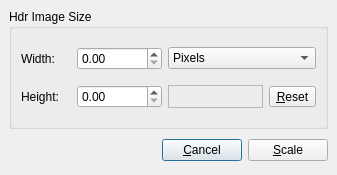
LuminanceHDR/LuminanceHDR, file src/Resize/ResizeDialog.ui: the form before one commit.
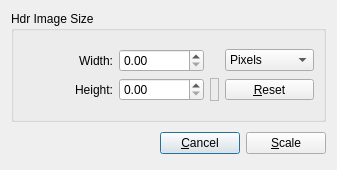
The form after the commit. Icons and pictures are not drawn.

Commit message: [icons-theme]: add more fallback icons

```diff
--- a/src/Resize/ResizeDialog.ui
+++ b/src/Resize/ResizeDialog.ui
@@ -7,9 +7,15 @@
     <x>0</x>
     <y>0</y>
     <width>337</width>
-    <height>175</height>
+    <height>170</height>
    </rect>
   </property>
+  <property name="sizePolicy">
+   <sizepolicy hsizetype="MinimumExpanding" vsizetype="MinimumExpanding">
+    <horstretch>0</horstretch>
+    <verstretch>0</verstretch>
+   </sizepolicy>
+  </property>
   <property name="windowTitle">
    <string>Scale Image</string>
   </property>
@@ -20,109 +26,42 @@
   <property name="modal">
    <bool>true</bool>
   </property>
-  <layout class="QVBoxLayout">
-   <property name="spacing">
-    <number>6</number>
-   </property>
-   <property name="leftMargin">
-    <number>9</number>
-   </property>
-   <property name="topMargin">
-    <number>9</number>
-   </property>
-   <property name="rightMargin">
-    <number>9</number>
-   </property>
-   <property name="bottomMargin">
-    <number>9</number>
-   </property>
-   <item>
+  <layout class="QGridLayout" name="gridLayout_3">
+   <item row="0" column="0">
     <widget class="QGroupBox" name="groupBox">
      <property name="title">
       <string>Hdr Image Size</string>
      </property>
-     <layout class="QVBoxLayout">
-      <property name="spacing">
-       <number>6</number>
-      </property>
-      <property name="leftMargin">
-       <number>9</number>
-      </property>
-      <property name="topMargin">
-       <number>9</number>
-      </property>
-      <property name="rightMargin">
-       <number>9</number>
-      </property>
-      <property name="bottomMargin">
-       <number>9</number>
-      </property>
-      <item>
-       <layout class="QHBoxLayout">
-        <property name="spacing">
-         <number>6</number>
-        </property>
-        <property name="leftMargin">
-         <number>0</number>
-        </property>
-        <property name="topMargin">
-         <number>0</number>
-        </property>
-        <property name="rightMargin">
-         <number>0</number>
-        </property>
-        <property name="bottomMargin">
-         <number>0</number>
-        </property>
-        <item>
-         <layout class="QHBoxLayout">
-          <property name="spacing">
-           <number>6</number>
+     <layout class="QGridLayout" name="gridLayout_2">
+      <item row="0" column="0">
+       <layout class="QGridLayout" name="gridLayout">
+        <item row="1" column="3">
+         <widget class="QToolButton" name="restoredefault">
+          <property name="enabled">
+           <bool>true</bool>
           </property>
-          <property name="leftMargin">
-           <number>0</number>
+          <property name="sizePolicy">
+           <sizepolicy hsizetype="MinimumExpanding" vsizetype="Fixed">
+            <horstretch>0</horstretch>
+            <verstretch>0</verstretch>
+           </sizepolicy>
           </property>
-          <property name="topMargin">
-           <number>0</number>
+          <property name="toolTip">
+           <string>Restore original size</string>
           </property>
-          <property name="rightMargin">
-           <number>0</number>
+          <property name="text">
+           <string>&amp;Reset</string>
           </property>
-          <property name="bottomMargin">
-           <number>0</number>
+          <property name="icon">
+           <iconset theme="edit-undo">
+            <normaloff>.</normaloff>.</iconset>
           </property>
-          <item>
-           <widget class="QLabel" name="label">
-            <property name="minimumSize">
-             <size>
-              <width>50</width>
-              <height>0</height>
-             </size>
-            </property>
-            <property name="text">
-             <string>Width:</string>
-            </property>
-           </widget>
-          </item>
-          <item>
-           <widget class="QDoubleSpinBox" name="widthSpinBox">
-            <property name="minimumSize">
-             <size>
-              <width>85</width>
-              <height>0</height>
-             </size>
-            </property>
-            <property name="maximumSize">
-             <size>
-              <width>85</width>
-              <height>16777215</height>
-             </size>
-            </property>
-           </widget>
-          </item>
-         </layout>
+          <property name="toolButtonStyle">
+           <enum>Qt::ToolButtonTextBesideIcon</enum>
+          </property>
+         </widget>
         </item>
-        <item>
+        <item row="0" column="3">
          <widget class="QComboBox" name="px_or_percentage">
           <property name="sizePolicy">
            <sizepolicy hsizetype="MinimumExpanding" vsizetype="Fixed">
@@ -145,86 +84,23 @@
           </item>
          </widget>
         </item>
-       </layout>
-      </item>
-      <item>
-       <layout class="QHBoxLayout">
-        <property name="spacing">
-         <number>6</number>
-        </property>
-        <property name="leftMargin">
-         <number>0</number>
-        </property>
-        <property name="topMargin">
-         <number>0</number>
-        </property>
-        <property name="rightMargin">
-         <number>0</number>
-        </property>
-        <property name="bottomMargin">
-         <number>0</number>
-        </property>
-        <item>
-         <layout class="QHBoxLayout">
-          <property name="spacing">
-           <number>6</number>
+        <item row="0" column="1">
+         <widget class="QDoubleSpinBox" name="widthSpinBox">
+          <property name="minimumSize">
+           <size>
+            <width>85</width>
+            <height>0</height>
+           </size>
           </property>
-          <property name="leftMargin">
-           <number>0</number>
+          <property name="maximumSize">
+           <size>
+            <width>85</width>
+            <height>16777215</height>
+           </size>
           </property>
-          <property name="topMargin">
-           <number>0</number>
-          </property>
-          <property name="rightMargin">
-           <number>0</number>
-          </property>
-          <property name="bottomMargin">
-           <number>0</number>
-          </property>
-          <item>
-           <widget class="QLabel" name="label_2">
-            <property name="sizePolicy">
-             <sizepolicy hsizetype="Fixed" vsizetype="Preferred">
-              <horstretch>0</horstretch>
-              <verstretch>0</verstretch>
-             </sizepolicy>
-            </property>
-            <property name="minimumSize">
-             <size>
-              <width>50</width>
-              <height>0</height>
-             </size>
-            </property>
-            <property name="text">
-             <string>Height:</string>
-            </property>
-           </widget>
-          </item>
-          <item>
-           <widget class="QDoubleSpinBox" name="heightSpinBox">
-            <property name="sizePolicy">
-             <sizepolicy hsizetype="Fixed" vsizetype="Fixed">
-              <horstretch>0</horstretch>
-              <verstretch>0</verstretch>
-             </sizepolicy>
-            </property>
-            <property name="minimumSize">
-             <size>
-              <width>85</width>
-              <height>0</height>
-             </size>
-            </property>
-            <property name="maximumSize">
-             <size>
-              <width>85</width>
-              <height>16777215</height>
-             </size>
-            </property>
-           </widget>
-          </item>
-         </layout>
+         </widget>
         </item>
-        <item>
+        <item row="1" column="2">
          <widget class="QLabel" name="sizepreview">
           <property name="toolTip">
            <string>Result size</string>
@@ -237,19 +113,69 @@
           </property>
          </widget>
         </item>
-        <item>
-         <widget class="QToolButton" name="restoredefault">
-          <property name="toolTip">
-           <string>Restore original size</string>
+        <item row="1" column="1">
+         <widget class="QDoubleSpinBox" name="heightSpinBox">
+          <property name="sizePolicy">
+           <sizepolicy hsizetype="Fixed" vsizetype="Fixed">
+            <horstretch>0</horstretch>
+            <verstretch>0</verstretch>
+           </sizepolicy>
           </property>
+          <property name="minimumSize">
+           <size>
+            <width>85</width>
+            <height>0</height>
+           </size>
+          </property>
+          <property name="maximumSize">
+           <size>
+            <width>85</width>
+            <height>16777215</height>
+           </size>
+          </property>
+         </widget>
+        </item>
+        <item row="1" column="0">
+         <widget class="QLabel" name="label_2">
+          <property name="sizePolicy">
+           <sizepolicy hsizetype="MinimumExpanding" vsizetype="Preferred">
+            <horstretch>0</horstretch>
+            <verstretch>0</verstretch>
+           </sizepolicy>
+          </property>
+          <property name="minimumSize">
+           <size>
+            <width>0</width>
+            <height>0</height>
+           </size>
+          </property>
           <property name="text">
-           <string>&amp;Reset</string>
+           <string>Height:</string>
           </property>
-          <property name="icon">
-           <iconset theme="edit-undo"/>
+          <property name="alignment">
+           <set>Qt::AlignRight|Qt::AlignTrailing|Qt::AlignVCenter</set>
           </property>
-          <property name="toolButtonStyle">
-           <enum>Qt::ToolButtonTextBesideIcon</enum>
+         </widget>
+        </item>
+        <item row="0" column="0">
+         <widget class="QLabel" name="label">
+          <property name="sizePolicy">
+           <sizepolicy hsizetype="MinimumExpanding" vsizetype="Preferred">
+            <horstretch>0</horstretch>
+            <verstretch>0</verstretch>
+           </sizepolicy>
+          </property>
+          <property name="minimumSize">
+           <size>
+            <width>0</width>
+            <height>0</height>
+           </size>
+          </property>
+          <property name="text">
+           <string>Width:</string>
+          </property>
+          <property name="alignment">
+           <set>Qt::AlignRight|Qt::AlignTrailing|Qt::AlignVCenter</set>
           </property>
          </widget>
         </item>
@@ -258,7 +184,7 @@
      </layout>
     </widget>
    </item>
-   <item>
+   <item row="1" column="0">
     <layout class="QHBoxLayout">
      <property name="spacing">
       <number>6</number>
```
Left out of the diff: 12 changed lines with no effect on the pictures. The commit also changes 18 other files.
